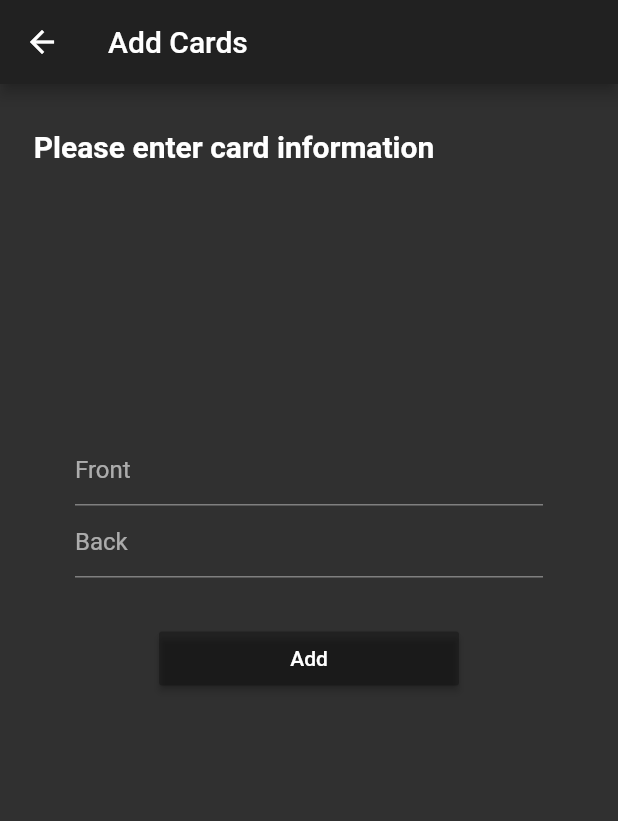
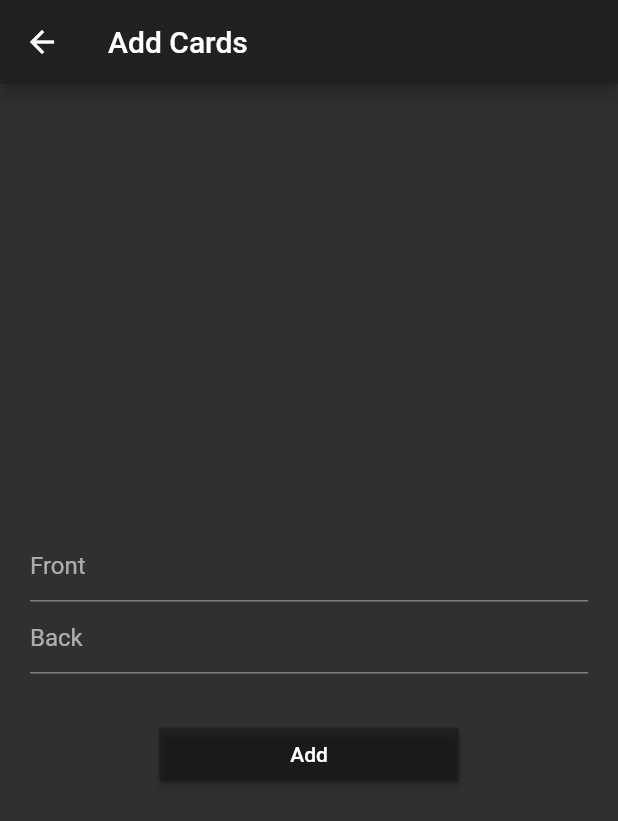
Before and after one commit to Harshal12355/flashcards, a Flutter app: the screen it shows after launch, after a tap on "Prev", after a tap on "Next", after a tap on the "add" icon, on a phone screen of 412 x 824 dp. Shown: the top 821 px of the screen. Run offline on Flutter 3.47's test engine with Material 2 defaults, Android fonts, the phone set to English and light mode, and no system bars; our stand-ins replace flip_card.

```diff
--- a/lib/Add_Cards.dart
+++ b/lib/Add_Cards.dart
@@ -21,25 +21,9 @@ class _addState extends State<add> {
         title: Text("Add Cards"),
         //backgroundColor: Colors.blue,
       ),
-      body: Column(
-        children: [
-          Padding(
-            padding:  EdgeInsets.fromLTRB(0, 30, 100, 0),
-            child: Container(
-              child: Text(
-                  'Please enter card information',
-                style: TextStyle(
-                  //color: Colors.white,
-                  fontSize: 20.0,
-                  fontWeight: FontWeight.bold,
-                ),
-              ),
-            ),
-          ),
-          SizedBox(),
-          Center(
-            child: Padding(
-              padding: EdgeInsets.fromLTRB(50, 180, 50, 60),
+      body: Padding(
+        padding: EdgeInsets.all(20.0),
+        child: Center(
               child: Column(
                 mainAxisAlignment: MainAxisAlignment.center,
                 children: [
@@ -78,9 +62,8 @@ class _addState extends State<add> {
                 ],
               ),
             ),
-          ),
-        ],
       ),
+
     );
   }
 
--- a/lib/main.dart
+++ b/lib/main.dart
@@ -4,7 +4,7 @@ import 'package:flashcards/Properties.dart';
 import 'package:flutter/material.dart';
 import 'package:flip_card/flip_card.dart';
 import 'Add_Cards.dart';
-import 'ViewList.dart'
+import 'ViewList.dart';
 void main() {
   runApp(MyApp());
 }
@@ -21,7 +21,7 @@ class MyApp extends StatelessWidget {
           brightness: Brightness.dark,
           //primaryColor: Colors.blueGrey
           buttonColor: Colors.black26,
-        floatingActionButtonTheme: FloatingActionButtonThemeData(
+          floatingActionButtonTheme: FloatingActionButtonThemeData(
           backgroundColor: Colors.grey
         ),
       ),
@@ -37,6 +37,7 @@ class Flashcard extends StatefulWidget {
 class _FlashcardState extends State<Flashcard> {
   String question;
   String answer;
+
   List<Properties> _properties = [
     Properties(question: "Andare", answer: "To go"),
     Properties(question: "Studiare", answer: "To study"),
@@ -55,7 +56,7 @@ class _FlashcardState extends State<Flashcard> {
       drawer: Drawer(
         child: ListView(
           padding: EdgeInsets.zero,
-          children: const <Widget>[
+          children:  <Widget>[
             DrawerHeader(
               child: Text(
                 'Welcome',
@@ -68,6 +69,7 @@ class _FlashcardState extends State<Flashcard> {
             ListTile(
               leading: Icon(Icons.list),
               title: Text('View List'),
+              onTap: _nav,
             ),
           ],
         ),
@@ -102,8 +104,8 @@ class _FlashcardState extends State<Flashcard> {
                 height: 350,
                 width: 350,
                 child: FlipCard(
-                  front: Flashcard_View(text: _properties[_currentIndex].question, type: "Italian",),
-                  back: Flashcard_View(text: _properties[_currentIndex].answer, type: "English",),
+                  front: Flashcard_View(text: _properties[_currentIndex].question, type: "Italian",), // making a flashcard
+                  back: Flashcard_View(text: _properties[_currentIndex].answer, type: "English",), // making a flashcard
                 ),
               ),
               Padding(
@@ -116,7 +118,7 @@ class _FlashcardState extends State<Flashcard> {
                       //color: Colors.white,
                       icon: Icon(Icons.chevron_left),
                       label: Text("Prev"),
-                      onPressed: _previousPage,
+                      onPressed: _previousPage, // helps go to previous page
                     ),
                     RaisedButton.icon(
                       elevation: 20,
@@ -125,7 +127,7 @@ class _FlashcardState extends State<Flashcard> {
                       icon: Icon(
                           Icons.chevron_right,
                       ),
-                      onPressed: _nextPage,
+                      onPressed: _nextPage, // helps go to next page
                     ),
                   ],
                 ),
@@ -138,7 +140,7 @@ class _FlashcardState extends State<Flashcard> {
         //backgroundColor: Colors.blue,
         child: Icon(Icons.add),
         onPressed: () {
-          _awaitReturnValueFromSecondScreen(context);
+          _awaitReturnValueFromAddCardsScreen(context);
         },
       ),
     );
@@ -152,12 +154,21 @@ class _FlashcardState extends State<Flashcard> {
 
   void _previousPage() {
     setState(() {
-      _currentIndex = _currentIndex - 1 >= 0 ? _currentIndex - 1 : _properties.length - 1;
+      _currentIndex =
+      _currentIndex - 1 >= 0 ? _currentIndex - 1 : _properties.length - 1;
     });
   }
 
-  void _awaitReturnValueFromSecondScreen(BuildContext context) async {
+  void _nav() {
+    Navigator.push(
+      context,
+      MaterialPageRoute(builder: (context) =>
+          ViewListPage(properties: _properties,)
+      ),
+    );
+  }
 
+  void _awaitReturnValueFromAddCardsScreen(BuildContext context) async {
     // start the SecondScreen and wait for it to finish with a result
     final result = await Navigator.push(
         context,
```
Also changed, not shown: lib/ViewList.dart (+29 -1 lines).
